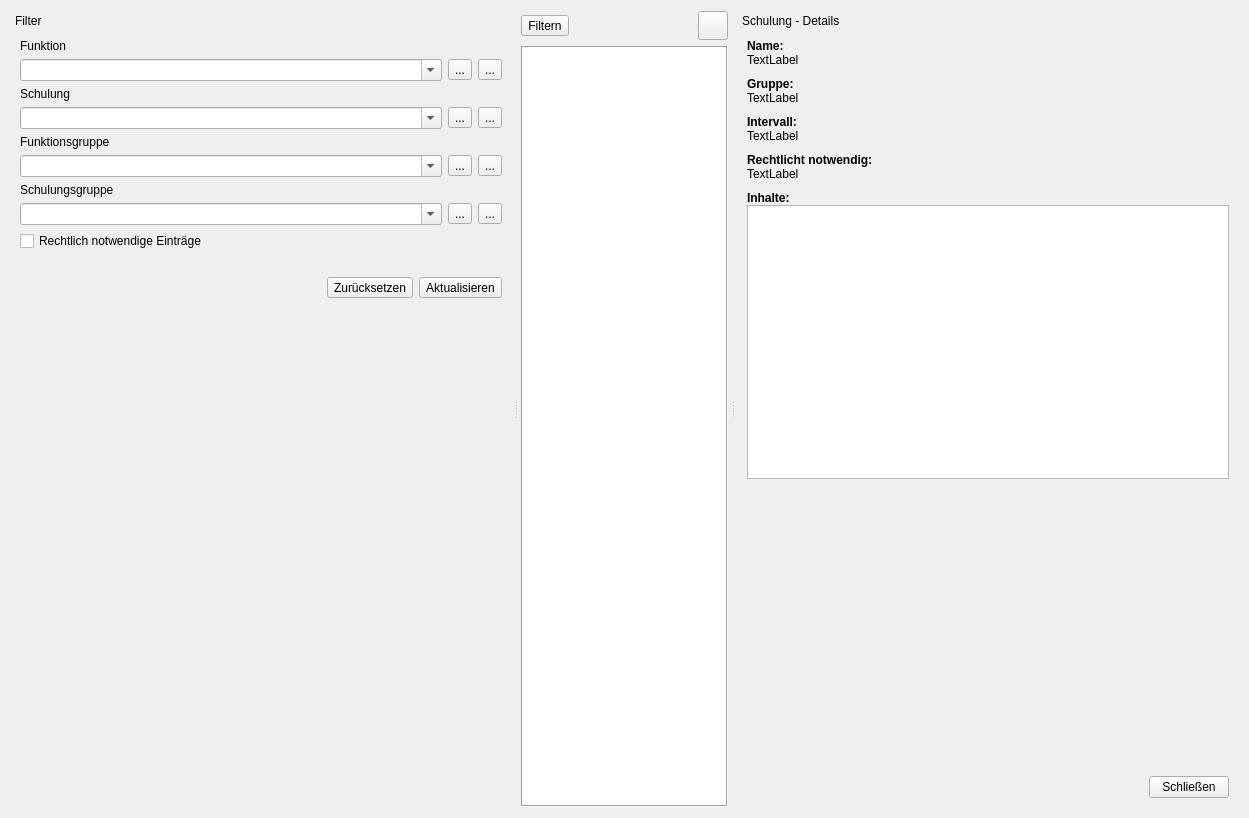
The window that ui/qmqualimatrixwidget.ui (Christian-Kr/QualificationMatrix) describes before a commit, drawn with Qt 5.
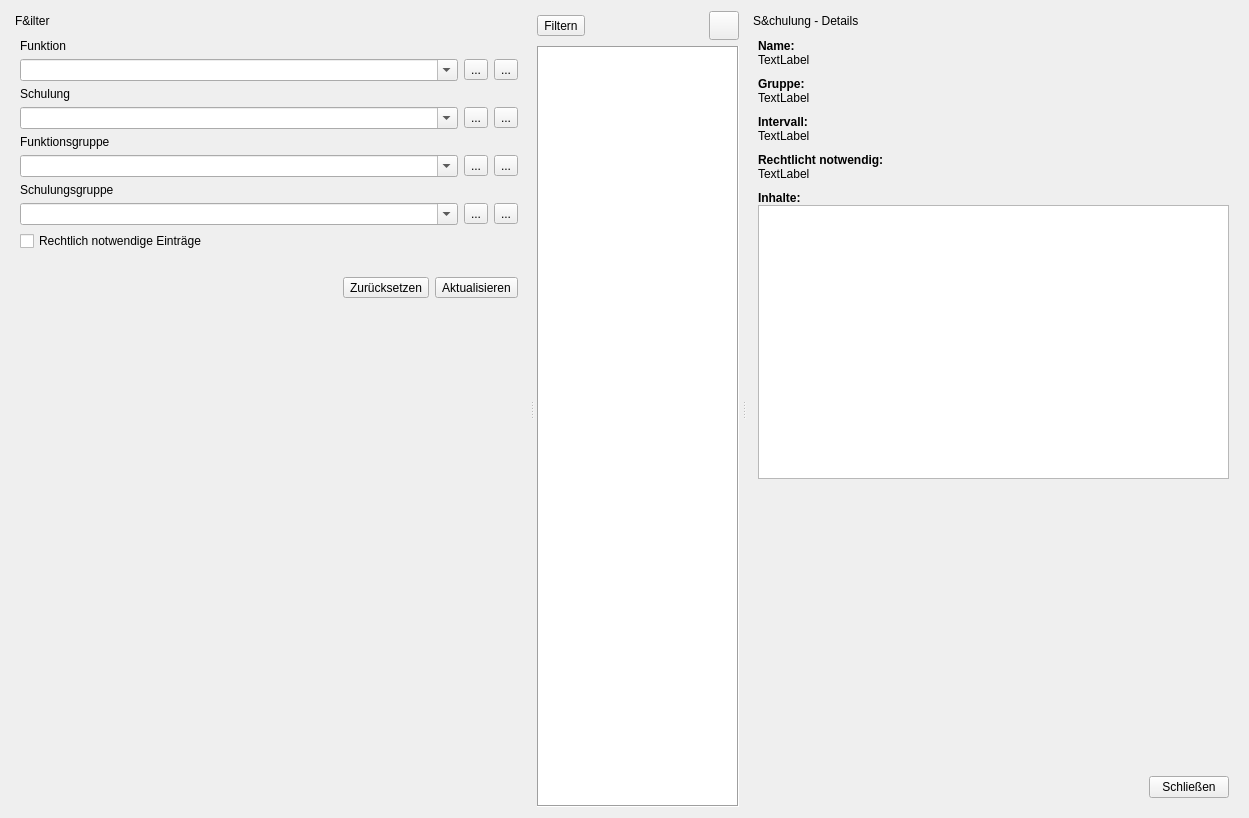
The same window after the commit. Icons and pictures are not drawn. Custom widgets are drawn as their Qt base class.

The edit to the form file:
```diff
--- a/ui/qmqualimatrixwidget.ui
+++ b/ui/qmqualimatrixwidget.ui
@@ -31,7 +31,7 @@
      <widget class="QDockWidget" name="dwFilter">
       <property name="minimumSize">
        <size>
-        <width>300</width>
+        <width>317</width>
         <height>494</height>
        </size>
       </property>
@@ -45,7 +45,7 @@
        <set>QDockWidget::NoDockWidgetFeatures</set>
       </property>
       <property name="windowTitle">
-       <string>Filter</string>
+       <string>F&amp;ilter</string>
       </property>
       <widget class="QWidget" name="dockWidgetContents">
        <layout class="QGridLayout" name="gridLayout_2">
@@ -543,7 +543,7 @@
        <set>QDockWidget::NoDockWidgetFeatures</set>
       </property>
       <property name="windowTitle">
-       <string>Schulung - Details</string>
+       <string>S&amp;chulung - Details</string>
       </property>
       <widget class="QWidget" name="dockWidgetContents_2">
        <layout class="QGridLayout" name="gridLayout_3">
```
Left out of the diff: 32 changed lines with no effect on the pictures.
